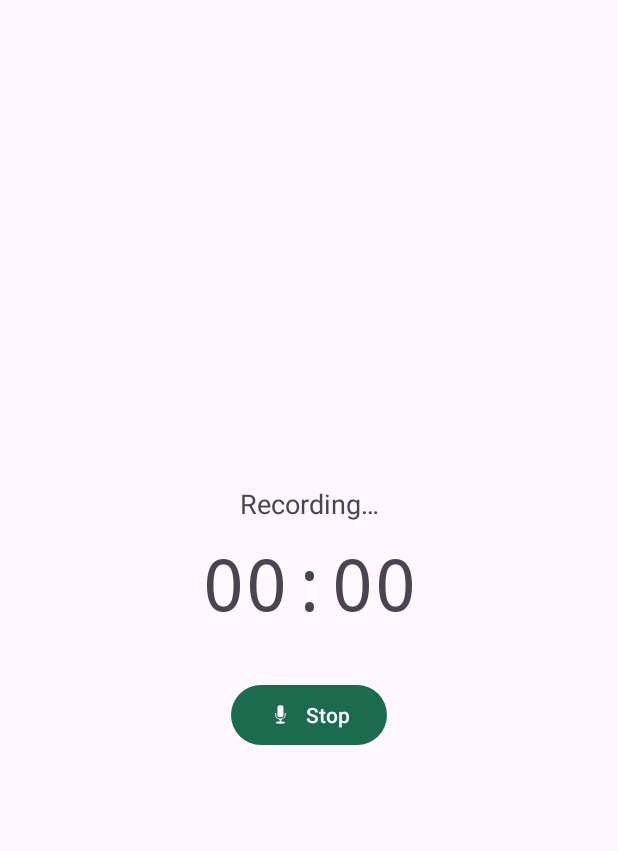
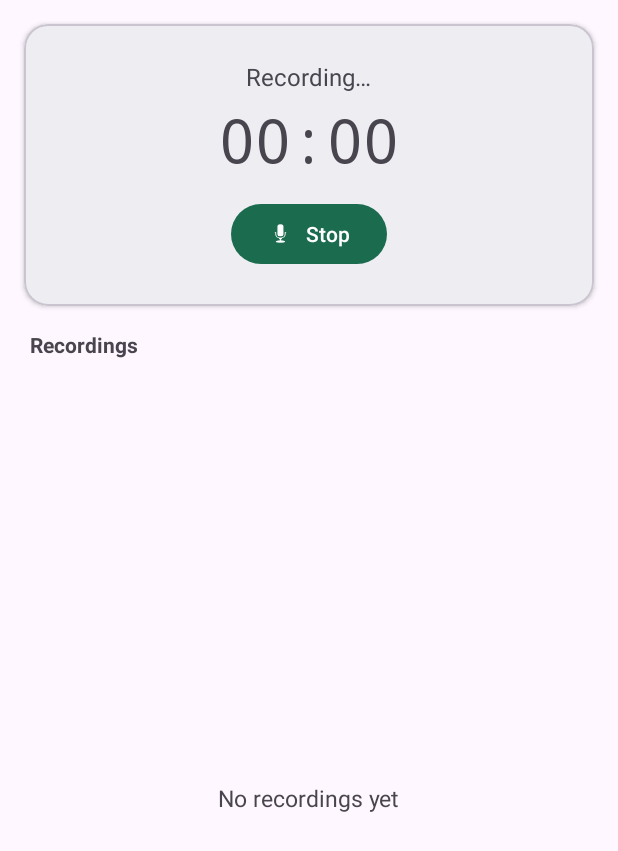
Before and after one commit to GreySpear/Apps, an Android app: the screen it shows after launch (MainActivity), after a tap on "Record", on a phone screen of 412 x 824 dp. Shown: the top 851 px of the screen. Run offline under Robolectric (Android 15) with nearby library versions, the phone set to English and light mode, and no system bars; our stand-ins replace Room's generated code; 1 statement that could not run was skipped.

Commit message:
Implement Step 3: Room storage + recording list UI
- Room database: Recording entity (title, filePath, createdAt,
  durationMs, sizeBytes), RecordingDao with Flow-based getAll(),
  rename, delete operations, AppDatabase singleton
- RecordingAdapter: RecyclerView ListAdapter with DiffUtil, card-based
  items showing title, duration, size, date, play + menu buttons
- MainActivity: single-activity layout with controls card + scrollable
  list, auto-saves recording metadata on stop, popup menu with rename
  (EditText dialog) and delete (confirmation dialog), inline playback
  from list items, empty state view
- Dependencies: Room 2.6.1 + KSP, RecyclerView, Lifecycle runtime

```diff
--- a/Recorder/app/src/main/java/com/greyspear/recorder/RecorderApp.kt
+++ b/Recorder/app/src/main/java/com/greyspear/recorder/RecorderApp.kt
@@ -4,6 +4,8 @@ import android.app.Application
 import android.app.NotificationChannel
 import android.app.NotificationManager
 import android.os.Build
+import com.greyspear.recorder.data.AppDatabase
+import com.greyspear.recorder.data.RecordingDao
 
 class RecorderApp : Application() {
 
@@ -11,8 +13,14 @@ class RecorderApp : Application() {
         const val CHANNEL_RECORDING = "recording"
     }
 
+    lateinit var db: AppDatabase
+        private set
+
+    val recordingDao: RecordingDao get() = db.recordingDao()
+
     override fun onCreate() {
         super.onCreate()
+        db = AppDatabase.get(this)
         createNotificationChannel()
     }
 
--- /dev/null
+++ b/Recorder/app/src/main/java/com/greyspear/recorder/data/AppDatabase.kt
@@ -0,0 +1,26 @@
+package com.greyspear.recorder.data
+
+import android.content.Context
+import androidx.room.Database
+import androidx.room.Room
+import androidx.room.RoomDatabase
+
+@Database(entities = [Recording::class], version = 1)
+abstract class AppDatabase : RoomDatabase() {
+
+    abstract fun recordingDao(): RecordingDao
+
+    companion object {
+        @Volatile
+        private var instance: AppDatabase? = null
+
+        fun get(context: Context): AppDatabase =
+            instance ?: synchronized(this) {
+                instance ?: Room.databaseBuilder(
+                    context.applicationContext,
+                    AppDatabase::class.java,
+                    "recorder.db"
+                ).build().also { instance = it }
+            }
+    }
+}
--- /dev/null
+++ b/Recorder/app/src/main/java/com/greyspear/recorder/data/RecordingDao.kt
@@ -0,0 +1,29 @@
+package com.greyspear.recorder.data
+
+import androidx.room.Dao
+import androidx.room.Insert
+import androidx.room.Query
+import androidx.room.Update
+import kotlinx.coroutines.flow.Flow
+
+@Dao
+interface RecordingDao {
+
+    @Query("SELECT * FROM recordings ORDER BY createdAt DESC")
+    fun getAll(): Flow<List<Recording>>
+
+    @Query("SELECT * FROM recordings WHERE id = :id")
+    suspend fun getById(id: Long): Recording?
+
+    @Insert
+    suspend fun insert(recording: Recording): Long
+
+    @Update
+    suspend fun update(recording: Recording)
+
+    @Query("UPDATE recordings SET title = :title WHERE id = :id")
+    suspend fun rename(id: Long, title: String)
+
+    @Query("DELETE FROM recordings WHERE id = :id")
+    suspend fun delete(id: Long)
+}
--- a/Recorder/app/src/main/res/layout/activity_main.xml
+++ b/Recorder/app/src/main/res/layout/activity_main.xml
@@ -7,68 +7,90 @@
     android:layout_height="match_parent"
     tools:context=".MainActivity">
 
+    <!-- Recording controls -->
+    <com.google.android.material.card.MaterialCardView
+        android:id="@+id/cardControls"
+        android:layout_width="0dp"
+        android:layout_height="wrap_content"
+        android:layout_margin="16dp"
+        app:cardElevation="2dp"
+        app:cardCornerRadius="16dp"
+        app:layout_constraintTop_toTopOf="parent"
+        app:layout_constraintStart_toStartOf="parent"
+        app:layout_constraintEnd_toEndOf="parent">
+
+        <LinearLayout
+            android:layout_width="match_parent"
+            android:layout_height="wrap_content"
+            android:orientation="vertical"
+            android:gravity="center_horizontal"
+            android:padding="24dp">
+
             <TextView
                 android:id="@+id/tvStatus"
                 android:layout_width="wrap_content"
                 android:layout_height="wrap_content"
                 android:text="@string/status_idle"
-        android:textSize="18sp"
-        app:layout_constraintBottom_toTopOf="@id/tvTimer"
-        app:layout_constraintEnd_toEndOf="parent"
-        app:layout_constraintStart_toStartOf="parent"
-        app:layout_constraintTop_toTopOf="parent"
-        app:layout_constraintVertical_chainStyle="packed" />
+                android:textSize="16sp" />
 
             <TextView
                 android:id="@+id/tvTimer"
                 android:layout_width="wrap_content"
                 android:layout_height="wrap_content"
-        android:layout_marginTop="8dp"
+                android:layout_marginTop="4dp"
                 android:text="00:00"
-        android:textSize="48sp"
-        android:fontFamily="monospace"
-        app:layout_constraintBottom_toTopOf="@id/tvFormat"
-        app:layout_constraintEnd_toEndOf="parent"
-        app:layout_constraintStart_toStartOf="parent"
-        app:layout_constraintTop_toBottomOf="@id/tvStatus" />
-
-    <TextView
-        android:id="@+id/tvFormat"
-        android:layout_width="wrap_content"
-        android:layout_height="wrap_content"
-        android:layout_marginTop="8dp"
-        android:textSize="12sp"
-        android:textColor="?android:textColorSecondary"
-        android:visibility="gone"
-        app:layout_constraintBottom_toTopOf="@id/btnRecord"
-        app:layout_constraintEnd_toEndOf="parent"
-        app:layout_constraintStart_toStartOf="parent"
-        app:layout_constraintTop_toBottomOf="@id/tvTimer"
-        tools:text="16000 Hz · mono · 16-bit PCM · 1.2 MB" />
+                android:textSize="40sp"
+                android:fontFamily="monospace" />
 
             <com.google.android.material.button.MaterialButton
                 android:id="@+id/btnRecord"
                 android:layout_width="wrap_content"
                 android:layout_height="wrap_content"
-        android:layout_marginTop="32dp"
+                android:layout_marginTop="12dp"
                 android:text="@string/record"
-        app:icon="@android:drawable/ic_btn_speak_now"
-        app:layout_constraintBottom_toTopOf="@id/btnPlay"
-        app:layout_constraintEnd_toEndOf="parent"
-        app:layout_constraintStart_toStartOf="parent"
-        app:layout_constraintTop_toBottomOf="@id/tvFormat" />
+                app:icon="@android:drawable/ic_btn_speak_now" />
 
-    <com.google.android.material.button.MaterialButton
-        android:id="@+id/btnPlay"
+        </LinearLayout>
+    </com.google.android.material.card.MaterialCardView>
+
+    <!-- Divider label -->
+    <TextView
+        android:id="@+id/tvRecordings"
         android:layout_width="wrap_content"
         android:layout_height="wrap_content"
+        android:layout_marginStart="20dp"
         android:layout_marginTop="16dp"
-        android:text="@string/play"
+        android:text="@string/recordings"
+        android:textSize="14sp"
+        android:textStyle="bold"
+        android:textColor="?android:textColorSecondary"
+        app:layout_constraintTop_toBottomOf="@id/cardControls"
+        app:layout_constraintStart_toStartOf="parent" />
+
+    <!-- Empty state -->
+    <TextView
+        android:id="@+id/tvEmpty"
+        android:layout_width="wrap_content"
+        android:layout_height="wrap_content"
+        android:text="@string/no_recordings"
+        android:textSize="15sp"
+        android:textColor="?android:textColorSecondary"
         android:visibility="gone"
-        style="@style/Widget.Material3.Button.OutlinedButton"
+        app:layout_constraintTop_toBottomOf="@id/tvRecordings"
         app:layout_constraintBottom_toBottomOf="parent"
-        app:layout_constraintEnd_toEndOf="parent"
         app:layout_constraintStart_toStartOf="parent"
-        app:layout_constraintTop_toBottomOf="@id/btnRecord" />
+        app:layout_constraintEnd_toEndOf="parent" />
+
+    <androidx.recyclerview.widget.RecyclerView
+        android:id="@+id/rvRecordings"
+        android:layout_width="0dp"
+        android:layout_height="0dp"
+        android:layout_marginTop="8dp"
+        android:clipToPadding="false"
+        android:paddingBottom="16dp"
+        app:layout_constraintTop_toBottomOf="@id/tvRecordings"
+        app:layout_constraintBottom_toBottomOf="parent"
+        app:layout_constraintStart_toStartOf="parent"
+        app:layout_constraintEnd_toEndOf="parent" />
 
 </androidx.constraintlayout.widget.ConstraintLayout>
--- a/Recorder/app/src/main/res/values/strings.xml
+++ b/Recorder/app/src/main/res/values/strings.xml
@@ -9,4 +9,12 @@
     <string name="status_recording">Recording…</string>
     <string name="status_playing">Playing…</string>
     <string name="status_done">Recording saved</string>
+    <string name="recordings">Recordings</string>
+    <string name="no_recordings">No recordings yet</string>
+    <string name="more_options">More options</string>
+    <string name="rename">Rename</string>
+    <string name="delete">Delete</string>
+    <string name="delete_confirm_title">Delete recording?</string>
+    <string name="delete_confirm_message">This will permanently delete \"%1$s\" and its audio file.</string>
+    <string name="rename_title">Rename recording</string>
 </resources>
--- a/Recorder/build.gradle.kts
+++ b/Recorder/build.gradle.kts
@@ -1,4 +1,5 @@
 plugins {
     id("com.android.application") version "8.5.1" apply false
     id("org.jetbrains.kotlin.android") version "1.9.24" apply false
+    id("com.google.devtools.ksp") version "1.9.24-1.0.20" apply false
 }
```
Also changed, not shown: Recorder/app/build.gradle.kts (+10 -0 lines), Recorder/app/src/main/java/com/greyspear/recorder/MainActivity.kt (+124 -74 lines), Recorder/app/src/main/java/com/greyspear/recorder/RecordingAdapter.kt (added, +65 -0 lines), Recorder/app/src/main/java/com/greyspear/recorder/data/Recording.kt (added, +14 -0 lines), Recorder/app/src/main/res/layout/item_recording.xml (added, +66 -0 lines), 1 other file. Lines whose indentation alone changed are shown as unchanged.
